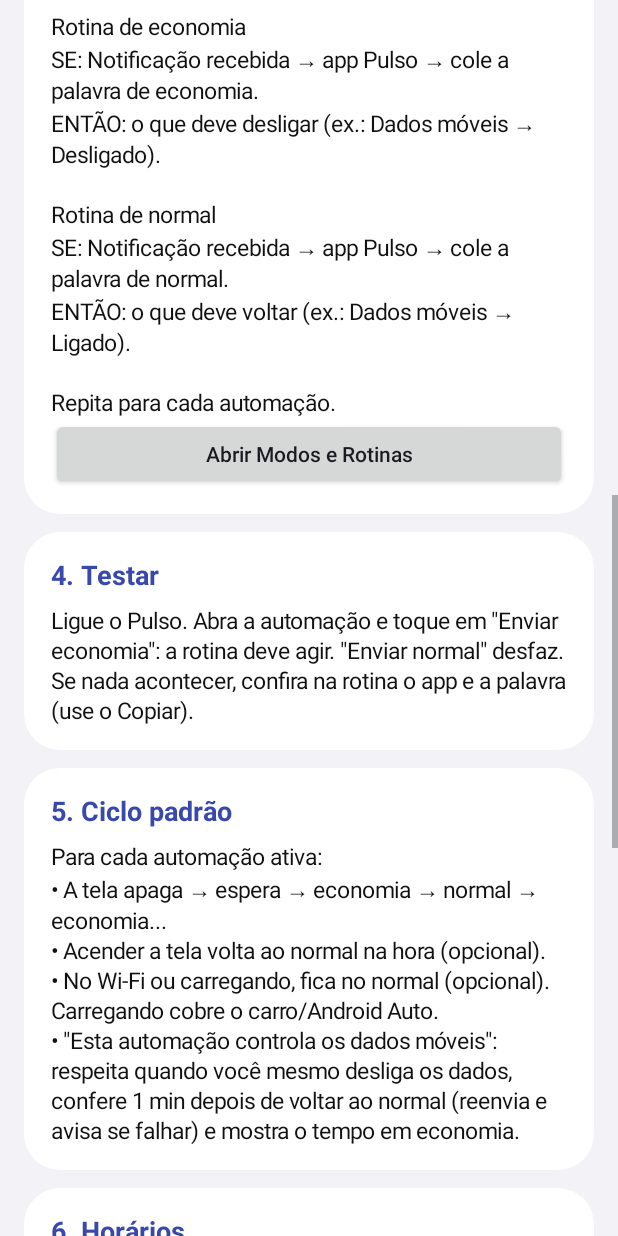
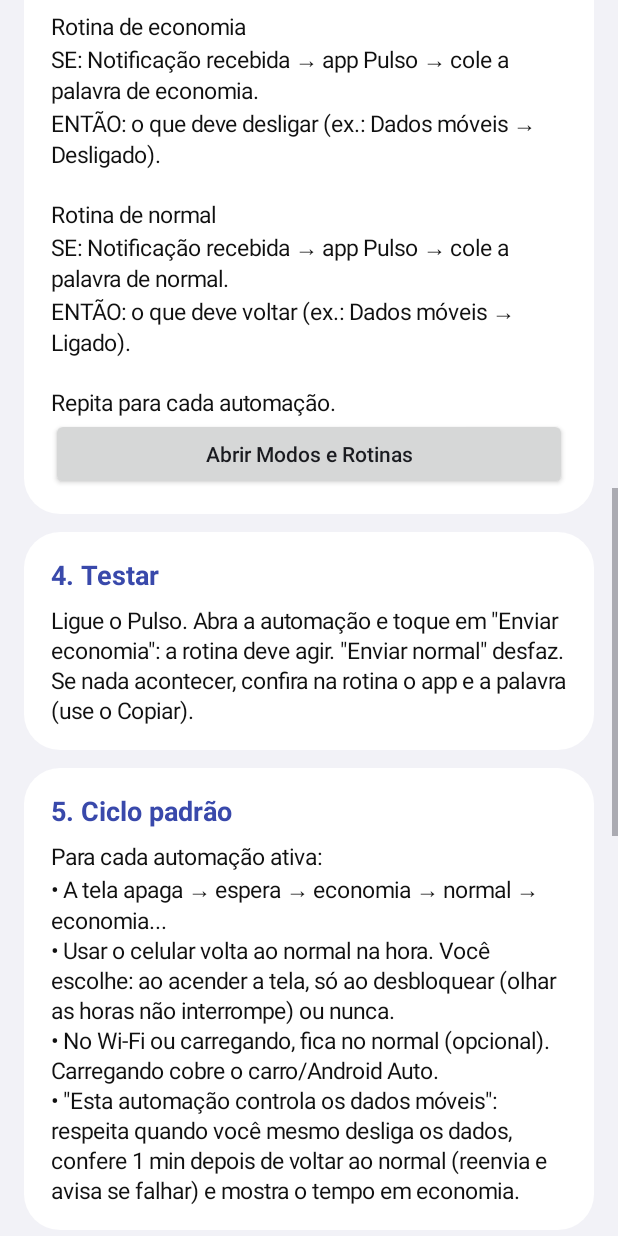
Before and after one commit to douglasribeiro1/mytasker, an Android app: the screen it shows after launch (TutorialActivity), scrolled down 1153 dp, on a phone screen of 412 x 824 dp. Run offline under Robolectric (Android 15) with nearby library versions, the phone set to English and light mode, and no system bars.

Commit message:
Pulso: escolher sair da economia ao acender a tela, só ao desbloquear ou nunca
Co-Authored-By: Claude Opus 5.5 <noreply@anthropic.com>
Claude-Session: https://claude.ai/code/session_01Ppk8XoRPBm3kiw37AzMA5x

```diff
--- a/ciclo/src/main/java/com/douglasribeiro/ciclodados/Automacao.java
+++ b/ciclo/src/main/java/com/douglasribeiro/ciclodados/Automacao.java
@@ -26,7 +26,10 @@ final class Automacao {
     boolean ativo = true;
     boolean dados = true; // controla os dados móveis: respeitar, conferir, resumo
     int espera = 3, offMin = 15, onMin = 2;
-    boolean tela = true, wifi = true, carregando = true;
+    /** Quando sair da economia por uso do celular: ao acender a tela, só ao desbloquear, ou nunca. */
+    static final String SAIR_TELA = "tela", SAIR_DESBLOQUEIO = "desbloqueio", SAIR_NUNCA = "nunca";
+    String sair = SAIR_TELA;
+    boolean wifi = true, carregando = true;
     List<Periodo> periodos = new ArrayList<>();
 
     /** Prefixo das chaves de estado desta automação. */
@@ -39,7 +42,7 @@ final class Automacao {
     JSONObject json() throws JSONException {
         return new JSONObject().put("id", id).put("nome", nome).put("off", off).put("on", on)
                 .put("ativo", ativo).put("dados", dados).put("espera", espera).put("offMin", offMin)
-                .put("onMin", onMin).put("tela", tela).put("wifi", wifi).put("carregando", carregando)
+                .put("onMin", onMin).put("sair", sair).put("wifi", wifi).put("carregando", carregando)
                 .put("periodos", Periodo.paraArray(periodos));
     }
 
@@ -54,7 +57,8 @@ final class Automacao {
         a.espera = o.optInt("espera", a.espera);
         a.offMin = o.optInt("offMin", a.offMin);
         a.onMin = o.optInt("onMin", a.onMin);
-        a.tela = o.optBoolean("tela", true);
+        a.sair = o.has("sair") ? o.optString("sair", SAIR_TELA)
+                : (o.optBoolean("tela", true) ? SAIR_TELA : SAIR_NUNCA); // formato anterior
         a.wifi = o.optBoolean("wifi", true);
         a.carregando = o.optBoolean("carregando", true);
         a.periodos = Periodo.deArray(o.optJSONArray("periodos"));
@@ -102,7 +106,7 @@ final class Automacao {
         a.espera = p.getInt("wait_min", 3);
         a.offMin = p.getInt("off_min", 15);
         a.onMin = p.getInt("on_min", 2);
-        a.tela = p.getBoolean("tela_interrompe", true);
+        a.sair = p.getBoolean("tela_interrompe", true) ? SAIR_TELA : SAIR_NUNCA;
         a.wifi = p.getBoolean("pular_wifi", true);
         a.carregando = p.getBoolean("pular_carregando", true);
         a.periodos = Periodo.carregar(p);
--- a/ciclo/src/main/java/com/douglasribeiro/ciclodados/TutorialActivity.java
+++ b/ciclo/src/main/java/com/douglasribeiro/ciclodados/TutorialActivity.java
@@ -95,7 +95,8 @@ public class TutorialActivity extends Activity {
         passo(root, "5. Ciclo padrão",
                 "Para cada automação ativa:\n"
                 + "• A tela apaga → espera → economia → normal → economia...\n"
-                + "• Acender a tela volta ao normal na hora (opcional).\n"
+                + "• Usar o celular volta ao normal na hora. Você escolhe: ao acender a tela, só ao desbloquear "
+                + "(olhar as horas não interrompe) ou nunca.\n"
                 + "• No Wi-Fi ou carregando, fica no normal (opcional). Carregando cobre o carro/Android Auto.\n"
                 + "• \"Esta automação controla os dados móveis\": respeita quando você mesmo desliga os dados, "
                 + "confere 1 min depois de voltar ao normal (reenvia e avisa se falhar) e mostra o tempo em economia.",
```
Also changed, not shown: ciclo/src/main/java/com/douglasribeiro/ciclodados/AutomacaoActivity.java (+23 -3 lines), ciclo/src/main/java/com/douglasribeiro/ciclodados/CicloService.java (+23 -4 lines).
